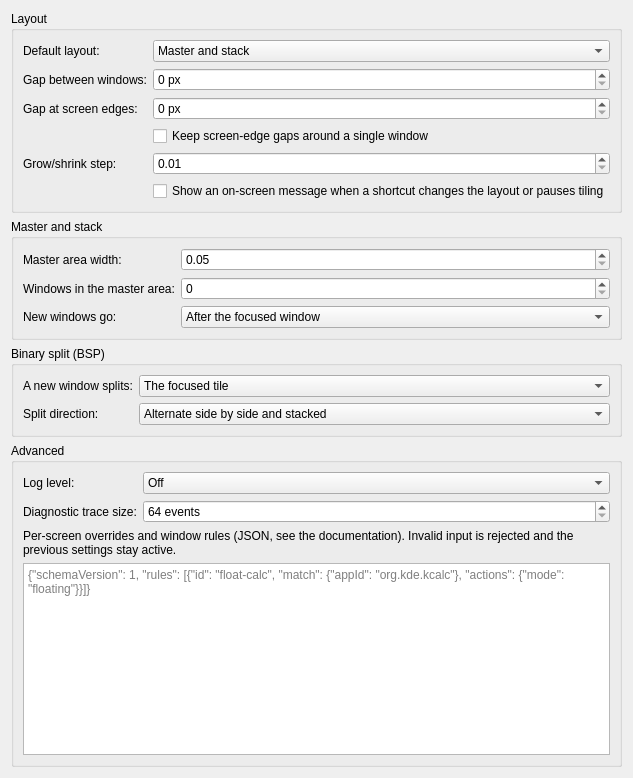
Qt form package/contents/ui/config.ui (Yejashi/plastile) before a commit.
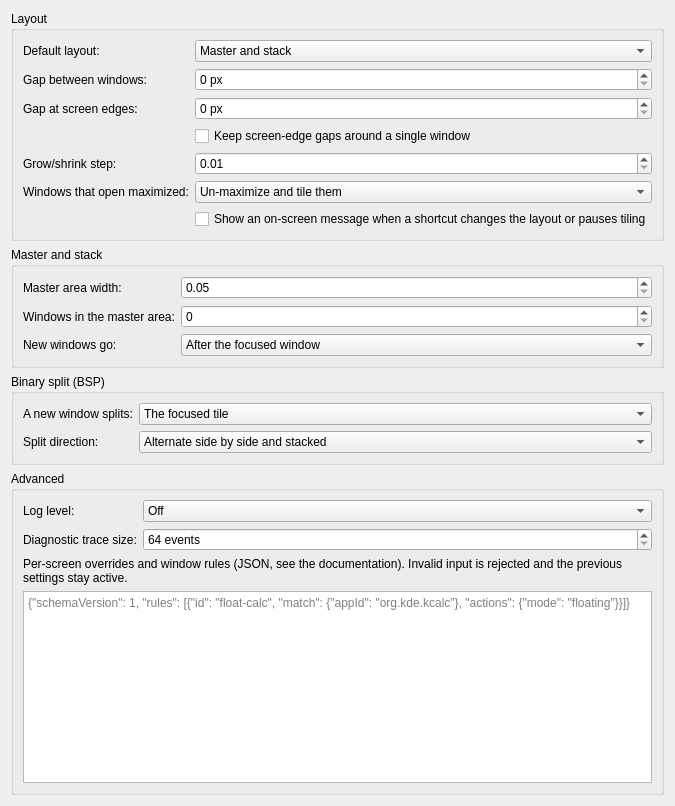
The same form after that commit.

Commit message:
Config: maximizedOnOpen (tile | keep), flat key, JSON patch, settings dialog
A window the application or KWin opens maximized is un-maximized and tiled
by default (ADR-021); keep leaves it maximized. Validated before activation;
main.xml and config.ui stay equivalent to the schema (package.test.ts).

Claude-Session: https://claude.ai/code/session_01LKGxStMxxmdXRpRQ9PFvF8

Patch:
```diff
--- a/package/contents/ui/config.ui
+++ b/package/contents/ui/config.ui
@@ -103,7 +103,26 @@
         </property>
        </widget>
       </item>
+      <item row="5" column="0">
+       <widget class="QLabel" name="maximizedOnOpenLabel">
+        <property name="text">
+         <string>Windows that open maximized:</string>
+        </property>
+        <property name="buddy">
+         <cstring>kcfg_maximizedOnOpen</cstring>
+        </property>
+       </widget>
+      </item>
       <item row="5" column="1">
+       <widget class="QComboBox" name="kcfg_maximizedOnOpen">
+        <property name="toolTip">
+         <string>For a window the application or KWin opens maximized. A window you maximize yourself always stays maximized.</string>
+        </property>
+        <item><property name="text"><string>Un-maximize and tile them</string></property></item>
+        <item><property name="text"><string>Leave them maximized</string></property></item>
+       </widget>
+      </item>
+      <item row="6" column="1">
        <widget class="QCheckBox" name="kcfg_osd">
         <property name="toolTip">
          <string>Plasma's on-screen display, as for volume or brightness. The log has the same news either way.</string>
```
The commit also changes 7 other files.
